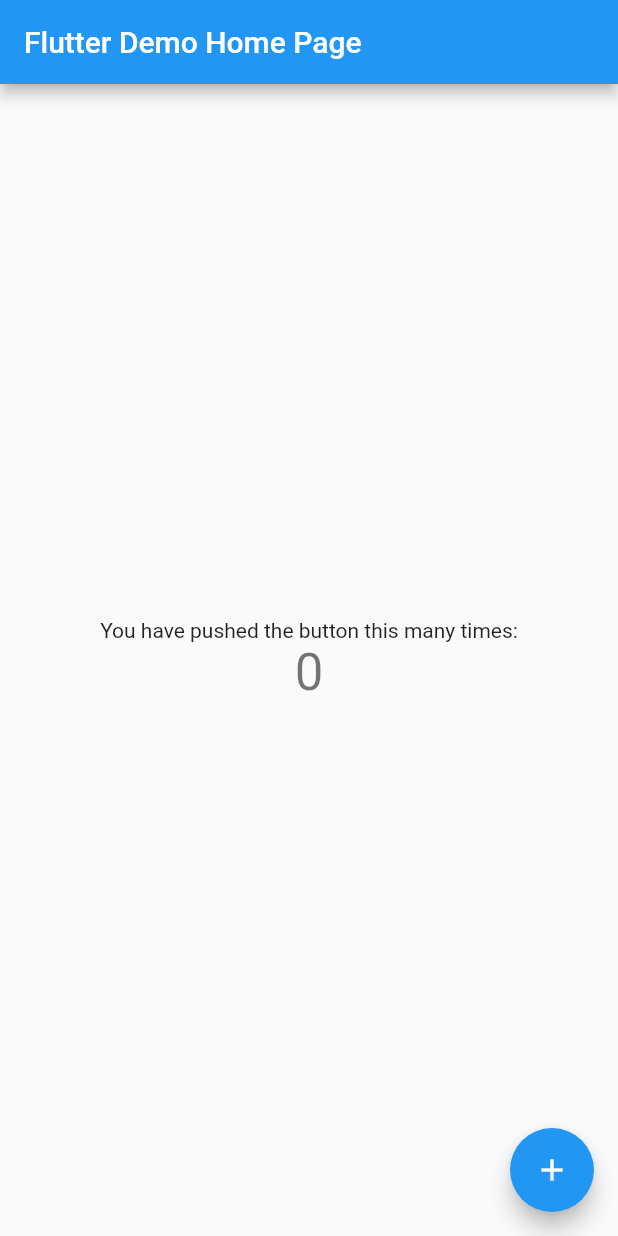
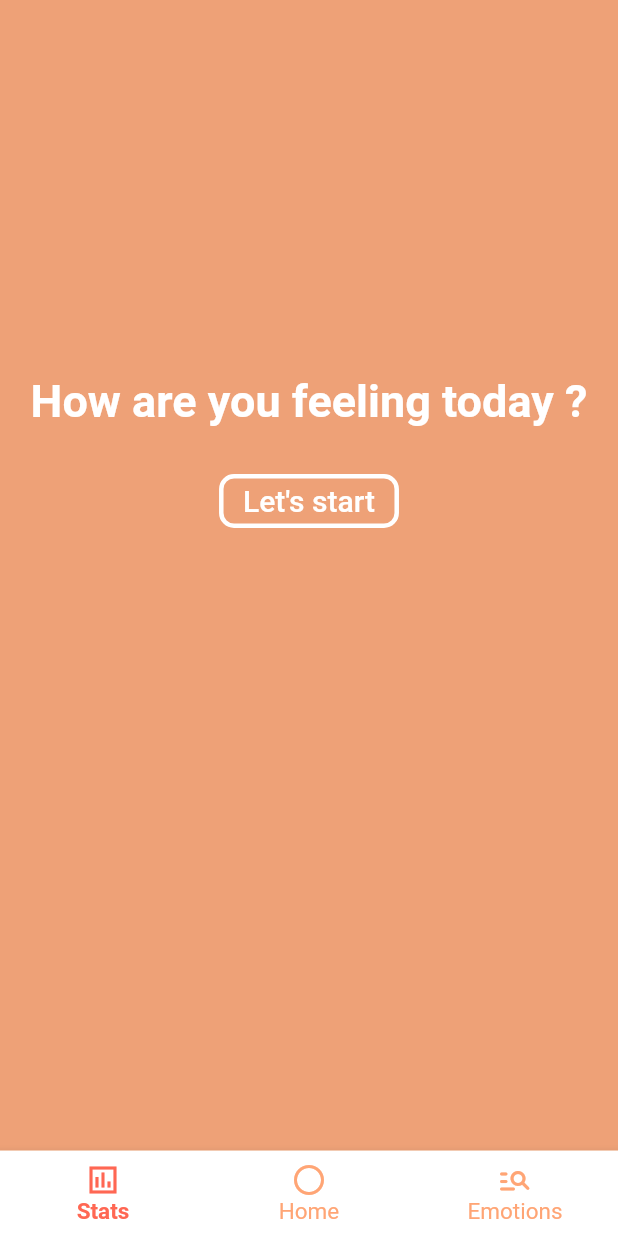
Before and after one commit to prelipceancristian/FE-TrackingEmotions, a Flutter app: the screen it shows after launch, on a phone screen of 412 x 824 dp. Run offline on Flutter 3.47's test engine with Material 2 defaults, Android fonts, the phone set to English and light mode, and no system bars.

Commit message:
Home screen

```diff
--- /dev/null
+++ b/tracking_emotions/lib/HomeScreen.dart
@@ -0,0 +1,35 @@
+import 'package:flutter/cupertino.dart';
+import 'package:flutter/material.dart';
+
+class HomeScreen extends StatelessWidget{
+  @override
+  Widget build(BuildContext context){
+    return Scaffold(
+      body: Center(child: Column(children: <Widget>[
+        Container(
+          margin: EdgeInsets.only(top: 250),
+          child: Text('How are you feeling today ?', style: TextStyle(fontSize: 30, fontWeight: FontWeight.bold, color: Colors.white),textAlign: TextAlign.center,),
+        ),
+        Container(
+          margin: EdgeInsets.all(25),
+          child: FlatButton(
+            child: Text("Let's start", style: TextStyle(fontSize: 20.0),),
+            color: Colors.black.withOpacity(0),
+            shape: RoundedRectangleBorder(side: BorderSide(
+              color: Colors.white,
+              width: 3,
+              style: BorderStyle.solid,
+            ), borderRadius: BorderRadius.circular(10)),
+            textColor: Colors.white,
+            onPressed: () {},
+          ),
+        ),
+      ]
+      )),
+      backgroundColor: Color.fromRGBO(238, 161, 119, 1.0),
+
+    ) ;
+  }
+
+
+}
--- a/tracking_emotions/lib/main.dart
+++ b/tracking_emotions/lib/main.dart
@@ -1,117 +1,18 @@
 import 'package:flutter/material.dart';
 
-void main() {
-  runApp(MyApp());
-}
+import 'HomeScreen.dart';
+import 'MyStatefulWidget.dart';
+
+void main() => runApp(MyApp());
 
 class MyApp extends StatelessWidget {
-  // This widget is the root of your application.
+  static const String _title = 'Flutter Code Sample';
+
   @override
   Widget build(BuildContext context) {
     return MaterialApp(
-      title: 'Flutter Demo',
-      theme: ThemeData(
-        // This is the theme of your application.
-        //
-        // Try running your application with "flutter run". You'll see the
-        // application has a blue toolbar. Then, without quitting the app, try
-        // changing the primarySwatch below to Colors.green and then invoke
-        // "hot reload" (press "r" in the console where you ran "flutter run",
-        // or simply save your changes to "hot reload" in a Flutter IDE).
-        // Notice that the counter didn't reset back to zero; the application
-        // is not restarted.
-        primarySwatch: Colors.blue,
-        // This makes the visual density adapt to the platform that you run
-        // the app on. For desktop platforms, the controls will be smaller and
-        // closer together (more dense) than on mobile platforms.
-        visualDensity: VisualDensity.adaptivePlatformDensity,
-      ),
-      home: MyHomePage(title: 'Flutter Demo Home Page'),
+      title: _title,
+      home: MyStatefulWidget(),
     );
   }
 }
-
-class MyHomePage extends StatefulWidget {
-  MyHomePage({Key key, this.title}) : super(key: key);
-
-  // This widget is the home page of your application. It is stateful, meaning
-  // that it has a State object (defined below) that contains fields that affect
-  // how it looks.
-
-  // This class is the configuration for the state. It holds the values (in this
-  // case the title) provided by the parent (in this case the App widget) and
-  // used by the build method of the State. Fields in a Widget subclass are
-  // always marked "final".
-
-  final String title;
-
-  @override
-  _MyHomePageState createState() => _MyHomePageState();
-}
-
-class _MyHomePageState extends State<MyHomePage> {
-  int _counter = 0;
-
-  void _incrementCounter() {
-    setState(() {
-      // This call to setState tells the Flutter framework that something has
-      // changed in this State, which causes it to rerun the build method below
-      // so that the display can reflect the updated values. If we changed
-      // _counter without calling setState(), then the build method would not be
-      // called again, and so nothing would appear to happen.
-      _counter++;
-    });
-  }
-
-  @override
-  Widget build(BuildContext context) {
-    // This method is rerun every time setState is called, for instance as done
-    // by the _incrementCounter method above.
-    //
-    // The Flutter framework has been optimized to make rerunning build methods
-    // fast, so that you can just rebuild anything that needs updating rather
-    // than having to individually change instances of widgets.
-    return Scaffold(
-      appBar: AppBar(
-        // Here we take the value from the MyHomePage object that was created by
-        // the App.build method, and use it to set our appbar title.
-        title: Text(widget.title),
-      ),
-      body: Center(
-        // Center is a layout widget. It takes a single child and positions it
-        // in the middle of the parent.
-        child: Column(
-          // Column is also a layout widget. It takes a list of children and
-          // arranges them vertically. By default, it sizes itself to fit its
-          // children horizontally, and tries to be as tall as its parent.
-          //
-          // Invoke "debug painting" (press "p" in the console, choose the
-          // "Toggle Debug Paint" action from the Flutter Inspector in Android
-          // Studio, or the "Toggle Debug Paint" command in Visual Studio Code)
-          // to see the wireframe for each widget.
-          //
-          // Column has various properties to control how it sizes itself and
-          // how it positions its children. Here we use mainAxisAlignment to
-          // center the children vertically; the main axis here is the vertical
-          // axis because Columns are vertical (the cross axis would be
-          // horizontal).
-          mainAxisAlignment: MainAxisAlignment.center,
-          children: <Widget>[
-            Text(
-              'You have pushed the button this many times:',
-            ),
-            Text(
-              '$_counter',
-              style: Theme.of(context).textTheme.headline4,
-            ),
-          ],
-        ),
-      ),
-      floatingActionButton: FloatingActionButton(
-        onPressed: _incrementCounter,
-        tooltip: 'Increment',
-        child: Icon(Icons.add),
-      ), // This trailing comma makes auto-formatting nicer for build methods.
-    );
-  }
-}
```
